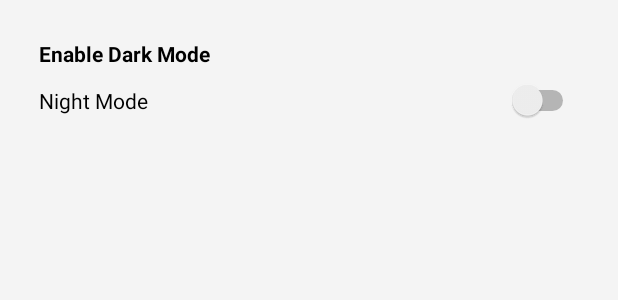
After one commit to dbatsky/Team3_ToDo, an Android app: the layout activity_settings.xml on its own in the app's theme, with its tools: preview values and no code run, on a phone screen of 412 x 824 dp. The commit adds this screen. Shown: the top 300 px of the screen. Run offline under Robolectric (Android 15) with nearby library versions, the phone set to English and light mode, and no system bars.

Commit message:
Introducing secret feature

```diff
--- a/app/build.gradle
+++ b/app/build.gradle
@@ -25,6 +25,7 @@ dependencies {
     implementation 'androidx.appcompat:appcompat:1.1.0'
     implementation 'androidx.constraintlayout:constraintlayout:1.1.3'
     implementation 'com.google.firebase:firebase-database:19.2.1'
+    implementation 'androidx.preference:preference:1.1.0'
     testImplementation 'junit:junit:4.12'
     androidTestImplementation 'androidx.test.ext:junit:1.1.1'
     androidTestImplementation 'androidx.test.espresso:espresso-core:3.2.0'
--- a/app/src/main/AndroidManifest.xml
+++ b/app/src/main/AndroidManifest.xml
@@ -9,10 +9,9 @@
         android:roundIcon="@mipmap/ic_launcher_round"
         android:supportsRtl="true"
         android:theme="@style/AppTheme">
-
-
+        <activity android:name=".SettingsActivity"></activity>
         <activity android:name=".EditToDoActivity" />
-        <activity android:name=".NewToDoActivity"/>
+        <activity android:name=".NewToDoActivity" />
         <activity android:name=".MainActivity">
             <intent-filter>
                 <action android:name="android.intent.action.MAIN" />
--- a/app/src/main/res/layout/activity_main.xml
+++ b/app/src/main/res/layout/activity_main.xml
@@ -22,6 +22,7 @@
             android:layout_height="80dp">
 
             <LinearLayout
+                android:id="@+id/title"
                 android:layout_marginStart="20dp"
                 android:orientation="vertical"
                 android:layout_width="wrap_content"
--- /dev/null
+++ b/app/src/main/res/layout/activity_settings.xml
@@ -0,0 +1,26 @@
+<LinearLayout xmlns:android="http://schemas.android.com/apk/res/android"
+    android:orientation="vertical"
+    android:layout_width="match_parent"
+    android:layout_height="match_parent"
+    android:background="#F4F4F4">
+    <LinearLayout
+        android:layout_margin="16dp"
+        android:layout_width="match_parent"
+        android:layout_height="100dp"
+        android:orientation="vertical"
+        android:padding="10dp">
+        <TextView
+            android:layout_width="wrap_content"
+            android:layout_height="wrap_content"
+            android:textStyle="bold"
+            android:textColor="#000"
+            android:text="Enable Dark Mode"/>
+        <Switch
+            android:id="@+id/myswitch"
+            android:layout_marginTop="8dp"
+            android:layout_width="match_parent"
+            android:layout_height="wrap_content"
+            android:text="Night Mode"
+            android:textColor="#000"/>
+    </LinearLayout>
+</LinearLayout>
```
Also changed, not shown: app/src/main/java/com/example/team3_todo/MainActivity.java (+12 -0 lines), app/src/main/java/com/example/team3_todo/SettingsActivity.java (added, +14 -0 lines), app/src/main/res/values/attrs.xml (added, +18 -0 lines), app/src/main/res/values/strings.xml (+16 -0 lines).
